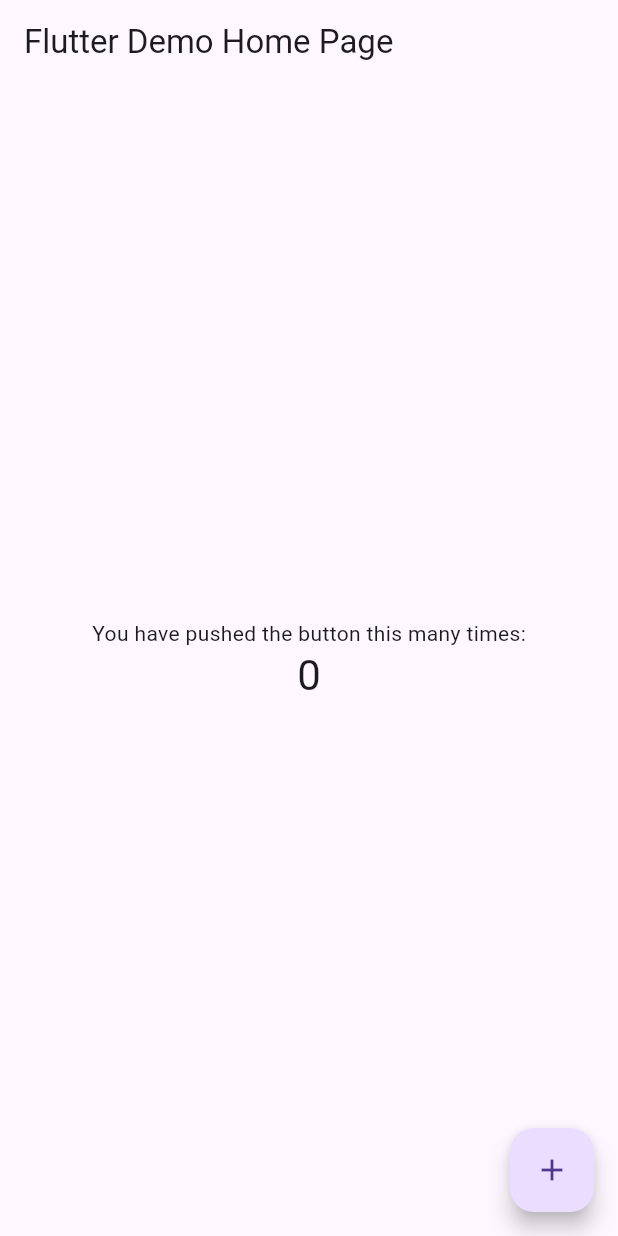
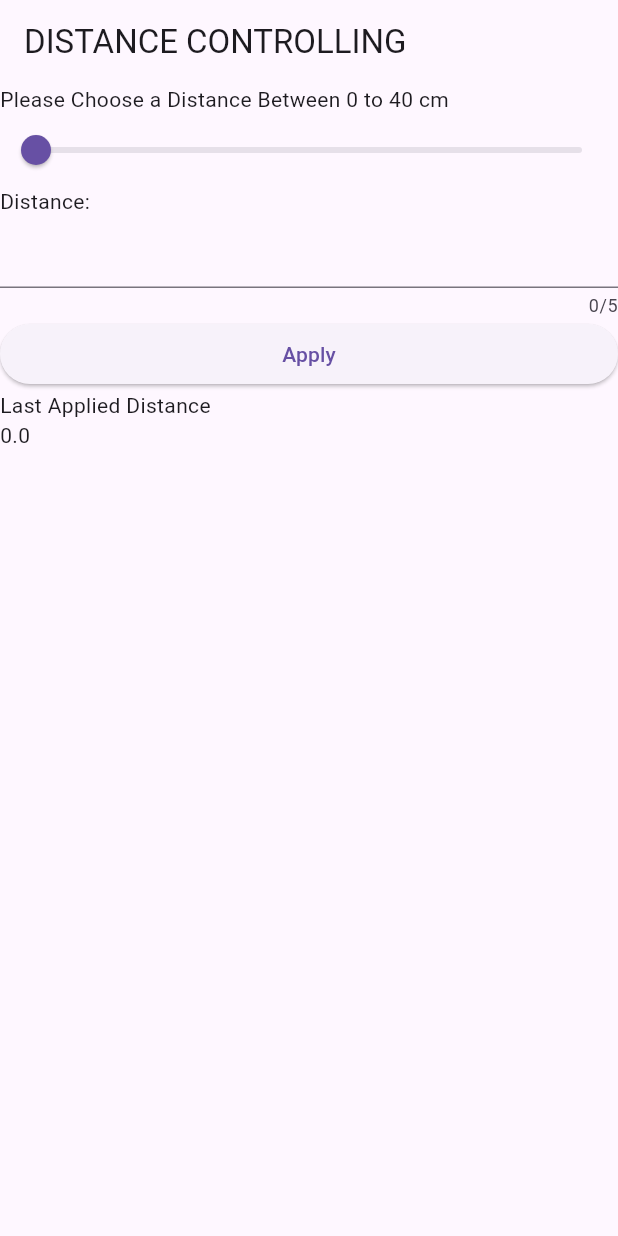
Before and after one commit to ninjoz/ball-and-beam-PID-controller, a Flutter app: the screen it shows after launch, on a phone screen of 412 x 824 dp. Run offline on Flutter 3.47's test engine with Material 3 defaults, Android fonts, the phone set to English and light mode, and no system bars.

Commit message:
Added Basic Widgets

```diff
--- a/lib/main.dart
+++ b/lib/main.dart
@@ -1,115 +1,101 @@
 import 'package:flutter/material.dart';
 
-void main() {
-  runApp(const MyApp());
+final _formKey = GlobalKey<FormState>();
+double sliderValue = 0;
+double inputValue = 0;
+double lastAppliedValue = 0;
+
+void main() => runApp(myApp());
+
+class myApp extends StatelessWidget {
+  static final String title = 'Control App';
+  const myApp({super.key});
+
+  @override
+  Widget build(BuildContext context) => MaterialApp(
+        debugShowCheckedModeBanner: false,
+        title: title,
+        home: ControlPage(title: title),
+      );
 }
 
-class MyApp extends StatelessWidget {
-  const MyApp({Key? key}) : super(key: key);
+class ControlPage extends StatefulWidget {
+  final String title;
+  const ControlPage({
+    required this.title,
+  });
 
-  // This widget is the root of your application.
   @override
-  Widget build(BuildContext context) {
-    return MaterialApp(
-      title: 'Flutter Demo',
-      theme: ThemeData(
-        // This is the theme of your application.
-        //
-        // Try running your application with "flutter run". You'll see the
-        // application has a blue toolbar. Then, without quitting the app, try
-        // changing the primarySwatch below to Colors.green and then invoke
-        // "hot reload" (press "r" in the console where you ran "flutter run",
-        // or simply save your changes to "hot reload" in a Flutter IDE).
-        // Notice that the counter didn't reset back to zero; the application
-        // is not restarted.
-        primarySwatch: Colors.blue,
-      ),
-      home: const MyHomePage(title: 'Flutter Demo Home Page'),
-    );
-  }
+  mainPage createState() => mainPage();
 }
 
-class MyHomePage extends StatefulWidget {
-  const MyHomePage({Key? key, required this.title}) : super(key: key);
-
-  // This widget is the home page of your application. It is stateful, meaning
-  // that it has a State object (defined below) that contains fields that affect
-  // how it looks.
-
-  // This class is the configuration for the state. It holds the values (in this
-  // case the title) provided by the parent (in this case the App widget) and
-  // used by the build method of the State. Fields in a Widget subclass are
-  // always marked "final".
-
-  final String title;
+class mainPage extends State<ControlPage> {
+  final formKey = GlobalKey<FormState>();
 
   @override
-  State<MyHomePage> createState() => _MyHomePageState();
-}
-
-class _MyHomePageState extends State<MyHomePage> {
-  int _counter = 0;
-
-  void _incrementCounter() {
-    setState(() {
-      // This call to setState tells the Flutter framework that something has
-      // changed in this State, which causes it to rerun the build method below
-      // so that the display can reflect the updated values. If we changed
-      // _counter without calling setState(), then the build method would not be
-      // called again, and so nothing would appear to happen.
-      _counter++;
-    });
-  }
-
-  @override
-  Widget build(BuildContext context) {
-    // This method is rerun every time setState is called, for instance as done
-    // by the _incrementCounter method above.
-    //
-    // The Flutter framework has been optimized to make rerunning build methods
-    // fast, so that you can just rebuild anything that needs updating rather
-    // than having to individually change instances of widgets.
-    return Scaffold(
+  Widget build(BuildContext context) => Scaffold(
         appBar: AppBar(
-        // Here we take the value from the MyHomePage object that was created by
-        // the App.build method, and use it to set our appbar title.
-        title: Text(widget.title),
+          title: Text(
+            'distance controlling'.toUpperCase(),
           ),
-      body: Center(
-        // Center is a layout widget. It takes a single child and positions it
-        // in the middle of the parent.
-        child: Column(
-          // Column is also a layout widget. It takes a list of children and
-          // arranges them vertically. By default, it sizes itself to fit its
-          // children horizontally, and tries to be as tall as its parent.
-          //
-          // Invoke "debug painting" (press "p" in the console, choose the
-          // "Toggle Debug Paint" action from the Flutter Inspector in Android
-          // Studio, or the "Toggle Debug Paint" command in Visual Studio Code)
-          // to see the wireframe for each widget.
-          //
-          // Column has various properties to control how it sizes itself and
-          // how it positions its children. Here we use mainAxisAlignment to
-          // center the children vertically; the main axis here is the vertical
-          // axis because Columns are vertical (the cross axis would be
-          // horizontal).
-          mainAxisAlignment: MainAxisAlignment.center,
-          children: <Widget>[
-            const Text(
-              'You have pushed the button this many times:',
         ),
+        body: Form(
+          key: _formKey,
+          child: ListView(
+            children: [
+              Text('Please Choose a Distance Between 0 to 40 cm'),
+              buildSlidingBar(),
+              Text('Distance:'),
+              buildDistanceInput(),
+              buildApplyButton(),
+              Text('Last Applied Distance'),
               Text(
-              '$_counter',
-              style: Theme.of(context).textTheme.headline4,
+                '$lastAppliedValue',
               ),
             ],
           ),
         ),
-      floatingActionButton: FloatingActionButton(
-        onPressed: _incrementCounter,
-        tooltip: 'Increment',
-        child: const Icon(Icons.add),
-      ), // This trailing comma makes auto-formatting nicer for build methods.
+      );
+
+  Widget buildSlidingBar() => Slider(
+        value: (inputValue >= 0 && inputValue <= 40) ? inputValue : 0.0,
+        min: 0,
+        max: 40,
+        onChanged: (value) => setState(() {
+          inputValue = sliderValue = value;
+        }),
+      );
+  Widget buildDistanceInput() => TextFormField(
+        validator: (value) {
+          if (double.parse(value!) >= 0 && double.parse(value!) <= 40) {
+            return null;
+          } else {
+            return 'You Are Out Of Range';
+          }
+        },
+        keyboardType: TextInputType.numberWithOptions(decimal: true),
+        maxLength: 5,
+        onChanged: (value) => setState(() {
+          inputValue = double.parse(value);
+        }),
+        onSaved: (value) async => setState(() {
+          inputValue = double.parse(value!);
+        }),
+      );
+
+  Widget buildApplyButton() => Builder(
+        builder: (context) => ElevatedButton(
+          onPressed: () async {
+            lastAppliedValue = sliderValue;
+            if (_formKey.currentState!.validate()) {
+              lastAppliedValue = inputValue;
+            }
+          },
+          child: const Text('Apply'),
+        ),
+      );
+
+  Widget buildLastAppliedDis() => Text(
+        'Last Applied Distance',
       );
 }
-}
```
Also changed, not shown: pubspec.lock, 1 other file. Lines whose indentation alone changed are shown as unchanged.
